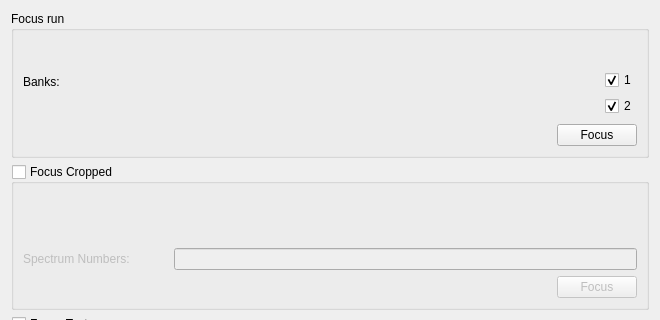
First picture: the form in MantidQt/CustomInterfaces/inc/MantidQtCustomInterfaces/EnggDiffraction/EnggDiffractionQtTabFocus.ui, repository mantidproject/mantid, before the edit; both pictures show x 0 to 660 and y 0 to 320 of the 660 by 682 pixel window.
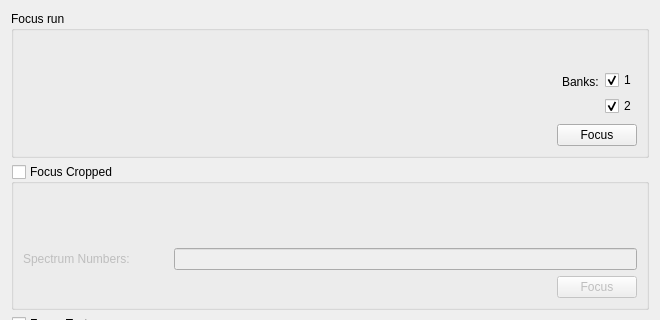
Second picture: the form after the edit. Custom widgets are drawn as their Qt base class.

Commit message: rearrange and rename widgets, re #16087

Diff of the .ui file:
```diff
--- a/MantidQt/CustomInterfaces/inc/MantidQtCustomInterfaces/EnggDiffraction/EnggDiffractionQtTabFocus.ui
+++ b/MantidQt/CustomInterfaces/inc/MantidQtCustomInterfaces/EnggDiffraction/EnggDiffractionQtTabFocus.ui
@@ -46,13 +46,6 @@
       </item>
       <item row="1" column="0">
        <layout class="QHBoxLayout" name="horizontalLayout_4">
-        <item>
-         <widget class="QLabel" name="label_banks_sel">
-          <property name="text">
-           <string>Banks:</string>
-          </property>
-         </widget>
-        </item>
         <item>
          <spacer name="horizontalSpacer_5">
           <property name="orientation">
@@ -66,6 +59,13 @@
           </property>
          </spacer>
         </item>
+        <item>
+         <widget class="QLabel" name="label_banks_sel">
+          <property name="text">
+           <string>Banks:</string>
+          </property>
+         </widget>
+        </item>
        </layout>
       </item>
       <item row="2" column="0">
```
Left out of the diff: 10 changed lines with no effect on the pictures. The commit also changes 1 other file.
